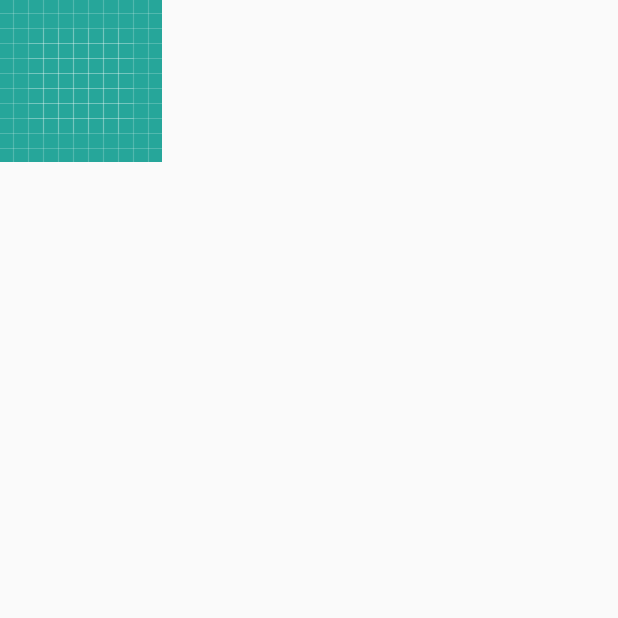
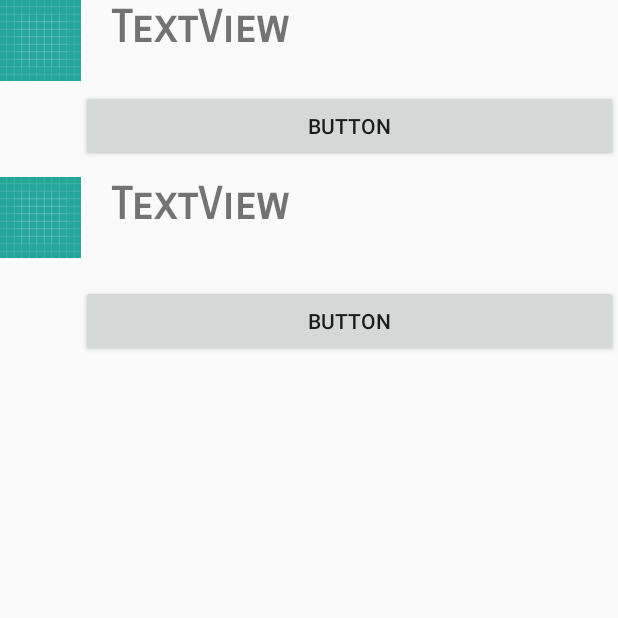
Before and after one commit to vladbogun1/MTM, an Android app: the screen it shows after launch (MainActivity), on a phone screen of 412 x 824 dp, the top half of it. Run offline under Robolectric (Android 15) with nearby library versions, the phone set to English and light mode, and no system bars; our stand-ins replace Picasso; pictures from the network do not load; 3 statements that could not run were skipped.

Commit message:
Change some view of objects.

```diff
--- a/app/src/main/java/com/customizer/mtm_full/BackgroundWorker.java
+++ b/app/src/main/java/com/customizer/mtm_full/BackgroundWorker.java
@@ -2,12 +2,15 @@ package com.customizer.mtm_full;
 
 import android.app.AlertDialog;
 import android.content.Context;
+import android.graphics.drawable.GradientDrawable;
 import android.media.Image;
 import android.os.AsyncTask;
+import android.support.v7.widget.RecyclerView;
 import android.text.Layout;
 import android.widget.Button;
 import android.widget.ImageView;
 import android.widget.LinearLayout;
+import android.widget.RelativeLayout;
 import android.widget.ScrollView;
 import android.widget.TextView;
 
@@ -137,7 +140,8 @@ public class BackgroundWorker extends AsyncTask<String, Void, String>{
         for (int i = 0; i < Array_from_BD.length(); i++) {
             JSONObject rec = Array_from_BD.getJSONObject(i);
             int ID = rec.getInt("ID");
-            String Name = rec.getString("Name");
+            String NAME = rec.getString("Name");
+            String ABOUT = rec.getString("About");
             String URL = (rec.getString("SourcePath")).replace("..","");
             LinearLayout l = new LinearLayout(context);
             l.setId(ID);
@@ -160,17 +164,35 @@ public class BackgroundWorker extends AsyncTask<String, Void, String>{
             image.getLayoutParams().width = 410;
             LoadImageFromURl(URL, image);
 
-            Button button = new Button(context);
-            button.setText(Integer.toString(i)+ " " + URL + " "+Name+" №" + Integer.toString(ID) );
-            button.setLayoutParams(
+            TextView textView = new TextView(context);
+            textView.setText(NAME);
+            textView.setFontFeatureSettings("sans-serif-smallcaps");
+            textView.setTextSize(30);
+            RelativeLayout h = new RelativeLayout(context);
+            h.setLayoutParams(
                     new LinearLayout.LayoutParams(
-                            LinearLayout.LayoutParams.WRAP_CONTENT,
+                            LinearLayout.LayoutParams.MATCH_PARENT,
                             LinearLayout.LayoutParams.WRAP_CONTENT
                     )
             );
 
+
+            Button button = new Button(context);
+            button.setText("Подробнее");
+            button.setLayoutParams(
+                    new LinearLayout.LayoutParams(
+                            LinearLayout.LayoutParams.MATCH_PARENT,
+                            LinearLayout.LayoutParams.WRAP_CONTENT
+                    )
+            );
+
+
+
+
             l.addView(image);
-            l.addView(button);
+            l.addView(h);
+            h.addView(textView);
+            h.addView(button);
             linearLayout.addView(l);
         }
 
--- a/app/src/main/res/layout/activity_main.xml
+++ b/app/src/main/res/layout/activity_main.xml
@@ -22,8 +22,9 @@
 
                 <LinearLayout
                     android:layout_width="match_parent"
-                    android:layout_height="120dp"
-                    android:orientation="horizontal">
+                    android:layout_height="match_parent"
+                    android:orientation="horizontal"
+                    android:paddingBottom="10dp">
 
                     <ImageView
                         android:id="@+id/imageView"
@@ -32,6 +33,81 @@
                         android:layout_weight="1"
                         android:scaleType="fitStart"
                         app:srcCompat="@drawable/ic_launcher_background" />
+
+                    <RelativeLayout
+                        android:layout_width="match_parent"
+                        android:layout_height="match_parent"
+                        android:layout_weight="1"
+                        android:orientation="vertical">
+
+                        <TextView
+                            android:id="@+id/textView"
+                            android:layout_width="match_parent"
+                            android:layout_height="wrap_content"
+                            android:layout_weight="1"
+                            android:fontFamily="sans-serif-smallcaps"
+                            android:lineSpacingExtra="8sp"
+                            android:paddingLeft="20dp"
+                            android:text="TextView"
+                            android:textAlignment="textStart"
+                            android:textSize="30sp"
+                            android:textStyle="bold"
+                            android:typeface="monospace" />
+
+                        <Button
+                            android:id="@+id/button2"
+                            android:layout_width="match_parent"
+                            android:layout_height="wrap_content"
+                            android:layout_alignParentBottom="true"
+                            android:layout_weight="1"
+                            android:text="Button" />
+                    </RelativeLayout>
+
+                </LinearLayout>
+
+                <LinearLayout
+                    android:layout_width="match_parent"
+                    android:layout_height="120dp"
+
+                    android:orientation="horizontal">
+
+                    <ImageView
+                        android:id="@+id/imageView2"
+                        android:layout_width="wrap_content"
+                        android:layout_height="wrap_content"
+                        android:layout_weight="1"
+                        android:scaleType="fitStart"
+                        app:srcCompat="@drawable/ic_launcher_background" />
+
+                    <RelativeLayout
+                        android:layout_width="match_parent"
+                        android:layout_height="match_parent"
+                        android:layout_weight="1"
+                        android:orientation="vertical">
+
+                        <TextView
+                            android:id="@+id/textView2"
+                            android:layout_width="match_parent"
+                            android:layout_height="wrap_content"
+                            android:layout_weight="1"
+                            android:fontFamily="sans-serif-smallcaps"
+                            android:lineSpacingExtra="8sp"
+                            android:paddingLeft="20dp"
+                            android:text="TextView"
+                            android:textAlignment="textStart"
+                            android:textSize="30sp"
+                            android:textStyle="bold"
+                            android:typeface="monospace" />
+
+                        <Button
+                            android:id="@+id/button22"
+                            android:layout_width="match_parent"
+                            android:layout_height="wrap_content"
+                            android:layout_weight="1"
+                            android:text="Button"
+                            android:layout_alignParentBottom="true"/>
+                    </RelativeLayout>
+
                 </LinearLayout>
             </LinearLayout>
         </ScrollView>
```
